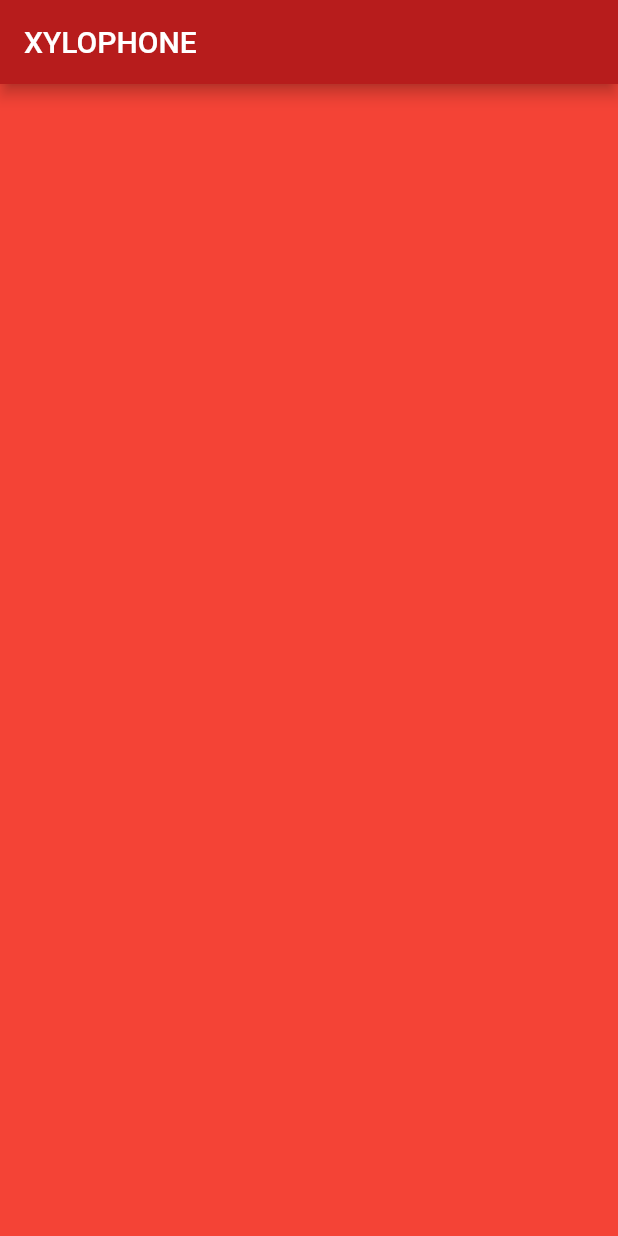
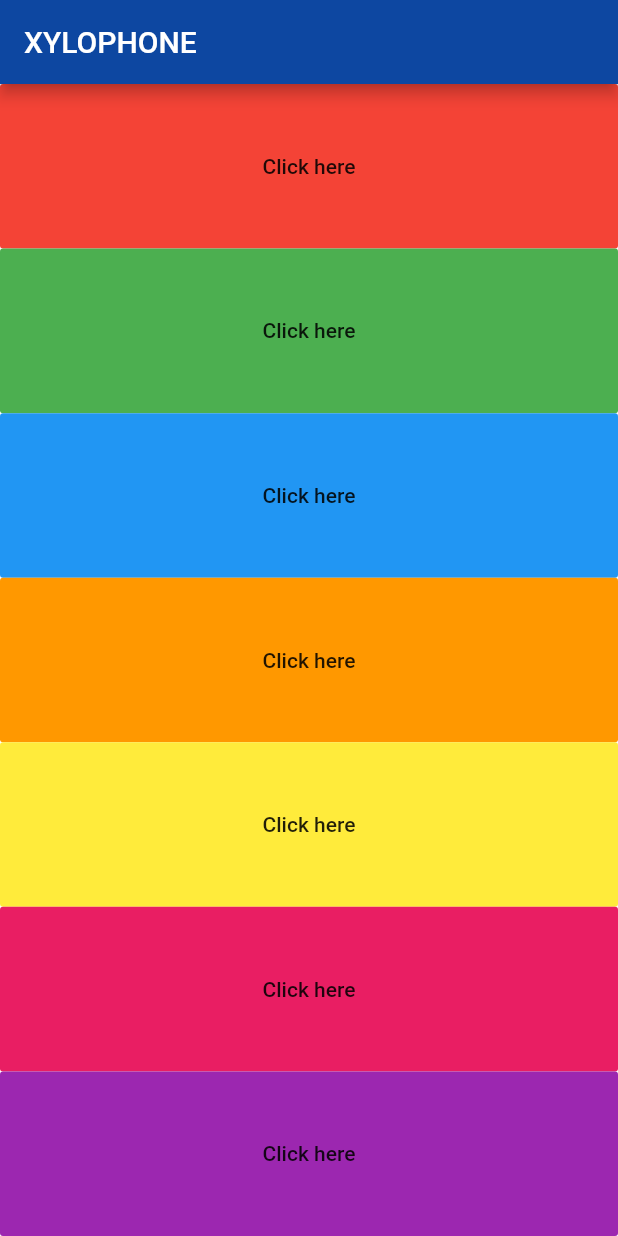
Before and after one commit to atm1504/xylophone-flutter, a Flutter app: the screen it shows after launch, on a phone screen of 412 x 824 dp. Run offline on Flutter 3.47's test engine with Material 2 defaults, Android fonts, the phone set to English and light mode, and no system bars; our stand-ins replace audioplayers.

Commit message:
Repeated method

```diff
--- a/lib/main.dart
+++ b/lib/main.dart
@@ -1,19 +1,93 @@
 import 'package:flutter/material.dart';
+import 'package:audioplayers/audio_cache.dart';
 
 void main() => runApp(XylophoneApp());
 
 class XylophoneApp extends StatelessWidget {
+  void playSound(int soundNumber) {
+    final player = AudioCache();
+    player.play('note$soundNumber.wav');
+  }
+
   @override
   Widget build(BuildContext context) {
     return MaterialApp(
       home: Scaffold(
-        backgroundColor: Colors.red,
+        backgroundColor: Colors.white,
         appBar: AppBar(
           title: Text('XYLOPHONE'),
-          backgroundColor: Colors.red[900],
+          backgroundColor: Colors.blue[900],
         ),
         body: SafeArea(
-          child: Container(),
+          child: Column(
+            crossAxisAlignment: CrossAxisAlignment.stretch,
+            mainAxisAlignment: MainAxisAlignment.spaceEvenly,
+            children: <Widget>[
+              Expanded(
+                child: FlatButton(
+                  color: Colors.red,
+                  onPressed: () {
+                    playSound(1);
+                  },
+                  child: Text('Click here'),
+                ),
+              ),
+              Expanded(
+                child: FlatButton(
+                  color: Colors.green,
+                  onPressed: () {
+                    playSound(2);
+                  },
+                  child: Text('Click here'),
+                ),
+              ),
+              Expanded(
+                child: FlatButton(
+                  color: Colors.blue,
+                  onPressed: () {
+                    playSound(3);
+                  },
+                  child: Text('Click here'),
+                ),
+              ),
+              Expanded(
+                child: FlatButton(
+                  color: Colors.orange,
+                  onPressed: () {
+                    playSound(4);
+                  },
+                  child: Text('Click here'),
+                ),
+              ),
+              Expanded(
+                child: FlatButton(
+                  color: Colors.yellow,
+                  onPressed: () {
+                    playSound(5);
+                  },
+                  child: Text('Click here'),
+                ),
+              ),
+              Expanded(
+                child: FlatButton(
+                  color: Colors.pink,
+                  onPressed: () {
+                    playSound(6);
+                  },
+                  child: Text('Click here'),
+                ),
+              ),
+              Expanded(
+                child: FlatButton(
+                  color: Colors.purple,
+                  onPressed: () {
+                    playSound(7);
+                  },
+                  child: Text('Click here'),
+                ),
+              ),
+            ],
+          ),
         ),
       ),
     );
--- a/pubspec.yaml
+++ b/pubspec.yaml
@@ -19,8 +19,8 @@ environment:
 dependencies:
   flutter:
     sdk: flutter
-  english_words: ^3.1.5
   cupertino_icons: ^0.1.2
+  audioplayers: ^0.15.1
 
 dev_dependencies:
   flutter_test:
```
Also changed, not shown: pubspec.lock, 6 other files.
